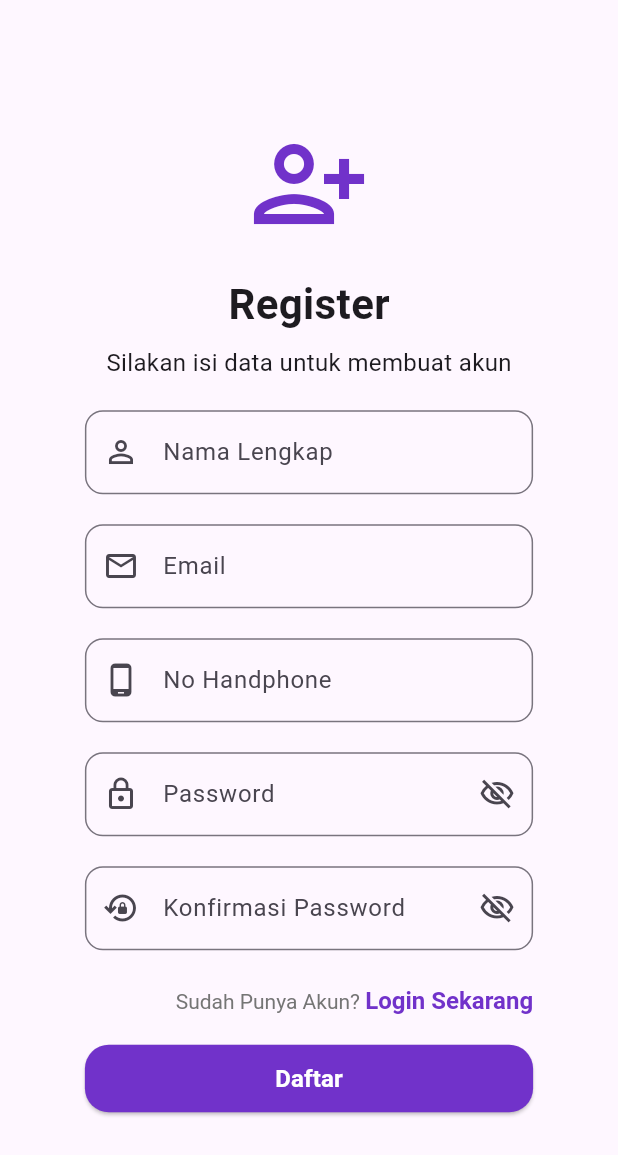
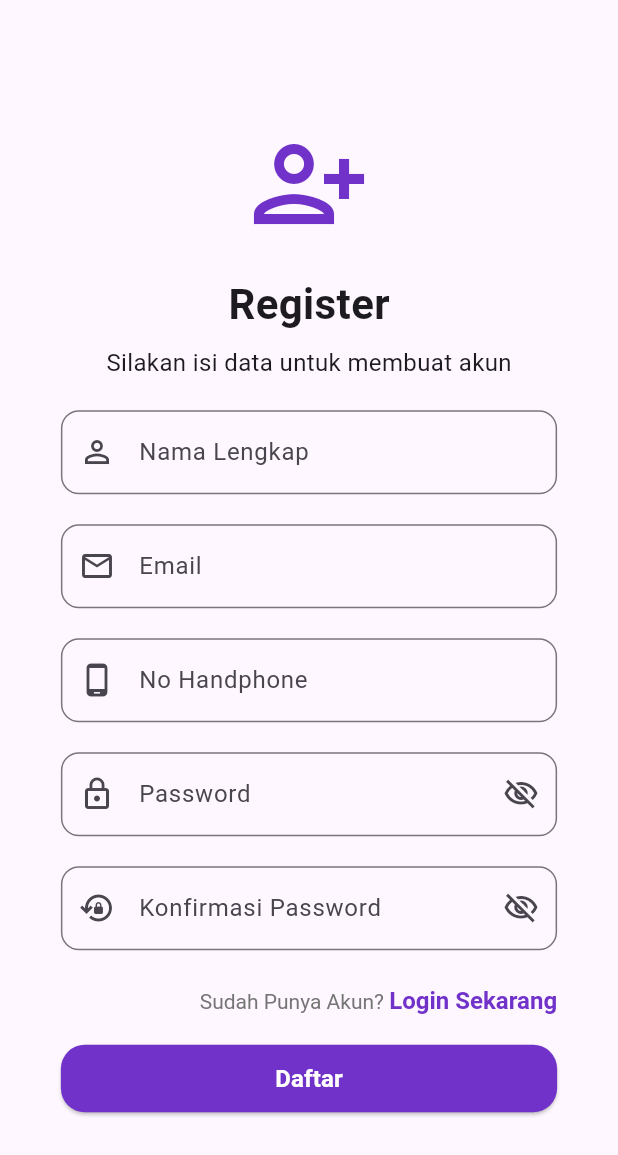
Before and after one commit to Frientia/project_mobile_UAS, a Flutter app: the RegisterPage screen opened directly, on a phone screen of 412 x 824 dp. Shown: the top 1155 px of the screen. Run offline on Flutter 3.47's test engine with Material 3 defaults, Android fonts, the phone set to English and light mode, and no system bars; our stand-ins replace country_picker, firebase_auth, firebase_core, flutter_dotenv, flutter_local_notifications, google_sign_in and 3 more; accounts and stored records are empty.

Commit message:
refactor(ui): ubah padding jadi animasi

```diff
--- a/lib/pages/register_page.dart
+++ b/lib/pages/register_page.dart
@@ -163,10 +163,10 @@ class _RegisterPageState extends State<RegisterPage>
               child: Container(
                 width: size.width * 0.9,
                 padding: const EdgeInsets.all(20.0),
-                child: Padding(
-                  padding: const EdgeInsets.all(8.0),
-                  child: Padding(
-                    padding: const EdgeInsets.all(8.0),
+                child: FadeTransition(
+                  opacity: _fadeAnim,
+                  child: SlideTransition(
+                    position: _slideAnim,
                     child: Column(
                       children: [
                         Icon(
```
